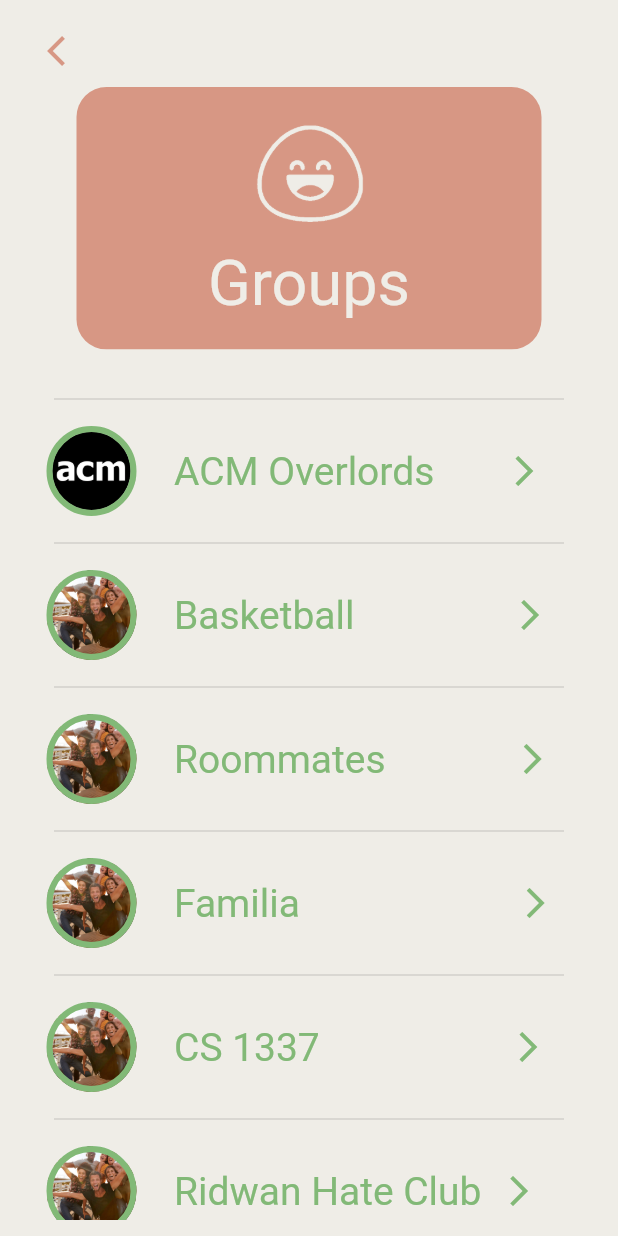
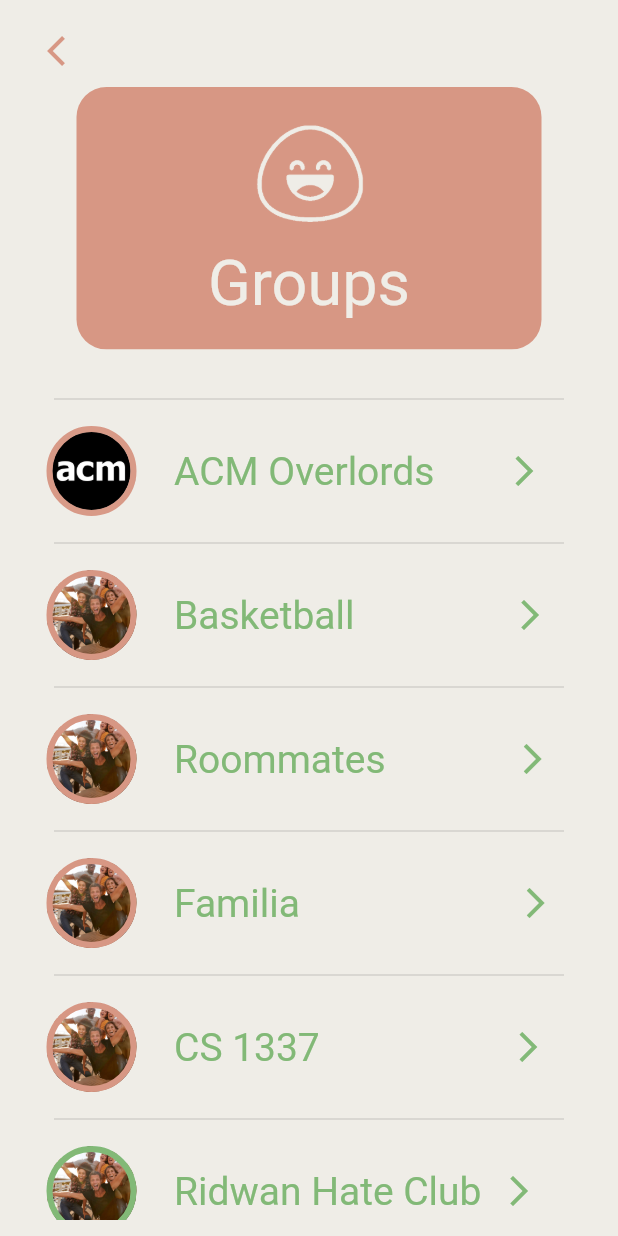
Before and after one commit to acm-projects/Catch-Up, a Flutter app: the AllGroups screen opened directly, on a phone screen of 412 x 824 dp. Run offline on Flutter 3.47's test engine with Material 2 defaults, Android fonts, the phone set to English and light mode, and no system bars; our stand-ins replace animated_splash_screen, camera, cloud_firestore, firebase_auth, firebase_core, firebase_storage and 3 more; accounts and stored records are empty; Roboto replaces fonts that are missing (Cartis-Beautyful-serif, Poppins); project files that could hold a hidden picture were left out.

Commit message:
fixing little things

```diff
--- a/lib/screens/all_groups.dart
+++ b/lib/screens/all_groups.dart
@@ -154,7 +154,7 @@ class _AllGroupsState extends State<AllGroups> {
                                 border: Border.all(
                                   // border color and width around the profile image
                                   width: 4,
-                                  color: Color(0xff82B977),
+                                  color: Color(0xff8D79784),
                                 ),
                                 shape: BoxShape.circle,
                                 image: const DecorationImage(
@@ -224,7 +224,7 @@ class _AllGroupsState extends State<AllGroups> {
                                 border: Border.all(
                                   // border color and width around the profile image
                                   width: 4,
-                                  color: Color(0xff82B977),
+                                  color: Color(0xffD79784),
                                 ),
                                 shape: BoxShape.circle,
                                 image: const DecorationImage(
@@ -294,7 +294,7 @@ class _AllGroupsState extends State<AllGroups> {
                                 border: Border.all(
                                   // border color and width around the profile image
                                   width: 4,
-                                  color: Color(0xff82B977),
+                                  color: Color(0xffD79784),
                                 ),
                                 shape: BoxShape.circle,
                                 image: const DecorationImage(
@@ -365,7 +365,7 @@ class _AllGroupsState extends State<AllGroups> {
                                 border: Border.all(
                                   // border color and width around the profile image
                                   width: 4,
-                                  color: Color(0xff82B977),
+                                  color: Color(0xffD79784),
                                 ),
                                 shape: BoxShape.circle,
                                 image: const DecorationImage(
@@ -435,7 +435,7 @@ class _AllGroupsState extends State<AllGroups> {
                                 border: Border.all(
                                   // border color and width around the profile image
                                   width: 4,
-                                  color: Color(0xff82B977),
+                                  color: Color(0xffD79784),
                                 ),
                                 shape: BoxShape.circle,
                                 image: const DecorationImage(
--- a/lib/screens/home.dart
+++ b/lib/screens/home.dart
@@ -406,11 +406,11 @@ class _HomeState extends State<Home> {
                   height: 0,
                 ),
                 const Text(
-                  'Good news',
+                  'Something fun \n you saw',
                   textAlign: TextAlign.center,
                   style: TextStyle(
                     fontWeight: FontWeight.w500,
-                    fontSize: 40,
+                    fontSize: 34,
                     fontFamily: 'Poppins',
                     shadows: [
                       Shadow(
@@ -422,7 +422,7 @@ class _HomeState extends State<Home> {
                     color: Color(0xffE9CFC3),
                   ),
                 ),
-                const SizedBox(height: 105),
+                const SizedBox(height: 80),
                 SizedBox(
                   height: 192.54,
                   child: ListView(
```
